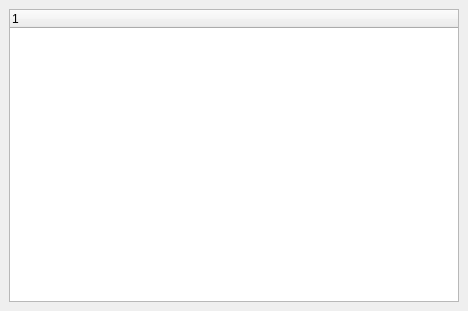
The window that bacula/src/qt-console/storage/storage.ui (rkorzeniewski/bacula) describes before a commit, drawn with Qt 5.
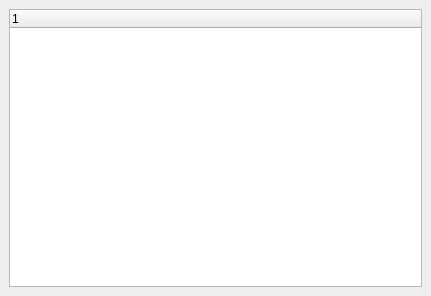
The same window after the commit. Icons and pictures are not drawn.

The edit to the form file:
```diff
--- a/bacula/src/qt-console/storage/storage.ui
+++ b/bacula/src/qt-console/storage/storage.ui
@@ -5,8 +5,8 @@
    <rect>
     <x>0</x>
     <y>0</y>
-    <width>468</width>
-    <height>311</height>
+    <width>431</width>
+    <height>296</height>
    </rect>
   </property>
   <property name="windowTitle" >
```
Left out of the diff: 8 changed lines with no effect on the pictures.
